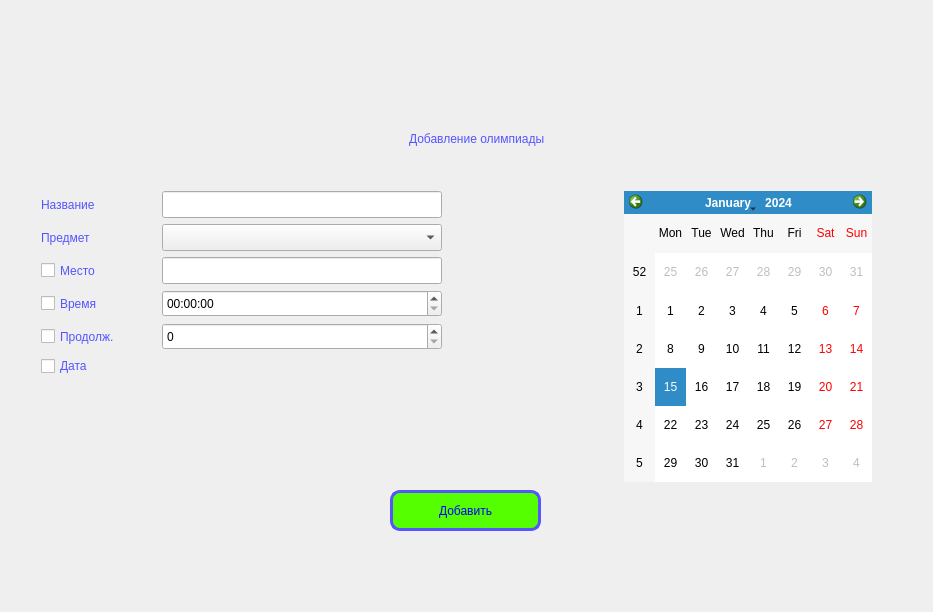
Above: add_ol.ui from Mathew5555/The-Olympiad-schedule before the change. Below: the same form after it.
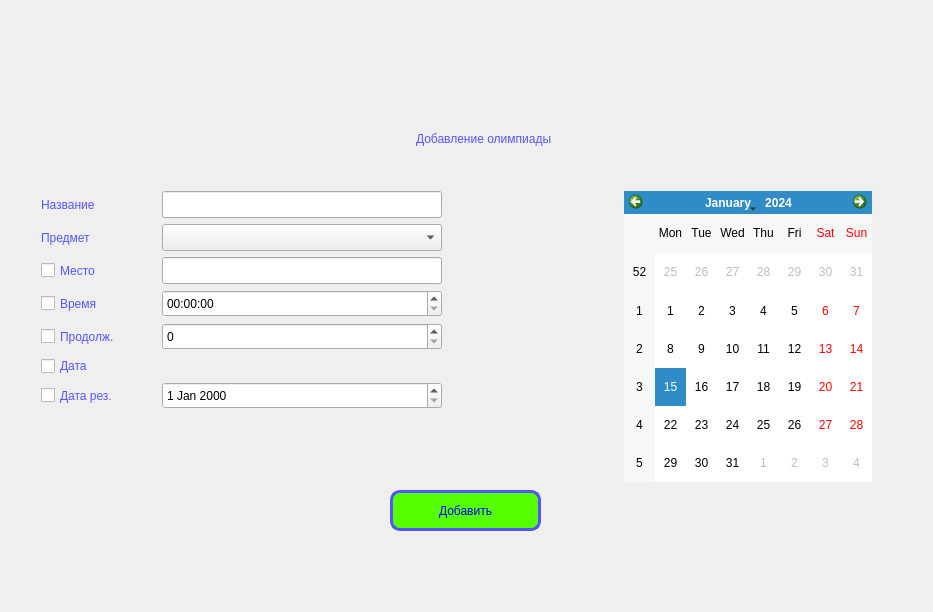
That is the form after the change.

Diff of the .ui file:
```diff
--- a/add_ol.ui
+++ b/add_ol.ui
@@ -18,7 +18,7 @@
     <rect>
      <x>220</x>
      <y>110</y>
-     <width>514</width>
+     <width>528</width>
      <height>58</height>
     </rect>
    </property>
@@ -91,7 +91,7 @@
     <string>Добавить</string>
    </property>
   </widget>
-  <widget class="QWidget" name="">
+  <widget class="QWidget" name="layoutWidget">
    <property name="geometry">
     <rect>
      <x>41</x>
@@ -392,6 +392,50 @@
         </item>
        </layout>
       </item>
+      <item>
+       <layout class="QHBoxLayout" name="horizontalLayout_9">
+        <item alignment="Qt::AlignLeft">
+         <widget class="QCheckBox" name="checkBox_7">
+          <property name="minimumSize">
+           <size>
+            <width>115</width>
+            <height>0</height>
+           </size>
+          </property>
+          <property name="maximumSize">
+           <size>
+            <width>110</width>
+            <height>27</height>
+           </size>
+          </property>
+          <property name="styleSheet">
+           <string notr="true">color: rgb(85, 85, 255);
+font: italic 15pt &quot;Monotype Corsiva&quot;;
+</string>
+          </property>
+          <property name="text">
+           <string>Дата рез.</string>
+          </property>
+          <property name="iconSize">
+           <size>
+            <width>50</width>
+            <height>50</height>
+           </size>
+          </property>
+         </widget>
+        </item>
+        <item>
+         <widget class="QDateEdit" name="dateEdit_2">
+          <property name="minimumSize">
+           <size>
+            <width>280</width>
+            <height>27</height>
+           </size>
+          </property>
+         </widget>
+        </item>
+       </layout>
+      </item>
       <item>
        <spacer name="verticalSpacer">
         <property name="orientation">
```
